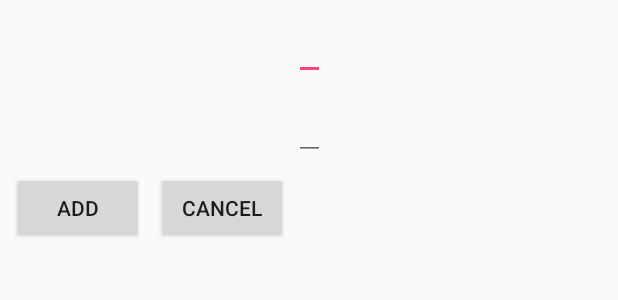
After one commit to filipao223/home-database, an Android app: the layout item_add_dialog.xml on its own in the app's theme, with its tools: preview values and no code run, on a phone screen of 412 x 824 dp. The commit adds this screen. Shown: the top 300 px of the screen. Run offline under Robolectric (Android 15) with nearby library versions, the phone set to English and light mode, and no system bars.

Commit message:
App gets items from server. Reads item from barcode and creates in database. Text hint "Nothing here..." doesnt disappear when there are items. Cards only visible after refresh when screen is touched.

```diff
--- a/app/build.gradle
+++ b/app/build.gradle
@@ -34,8 +34,13 @@ dependencies {
     implementation 'com.firebaseui:firebase-ui-auth:3.3.1'
     implementation 'com.google.firebase:firebase-auth:16.0.4'
     implementation 'com.google.firebase:firebase-core:16.0.4'
+
+    implementation "android.arch.core:runtime:1.1.1"
+    implementation "android.arch.core:common:1.1.1"
+
     testImplementation 'junit:junit:4.12'
     androidTestImplementation 'com.android.support.test:runner:1.0.2'
     androidTestImplementation 'com.android.support.test.espresso:espresso-core:3.0.2'
     implementation 'com.android.support:cardview-v7:26.1.0'
 }
+apply plugin: 'com.google.gms.google-services'
--- a/app/src/main/java/filipem/com/homedatabase/BarcodeCaptureActivity.java
+++ b/app/src/main/java/filipem/com/homedatabase/BarcodeCaptureActivity.java
@@ -413,5 +413,10 @@ public final class BarcodeCaptureActivity extends AppCompatActivity implements B
     @Override
     public void onBarcodeDetected(Barcode barcode) {
         Log.e(TAG, "Barcode detected");
+        Log.i(TAG, "(BarcodeCaptureActivity) Barcode detected is: " + barcode.rawValue);
+        Intent dataReturn = new Intent();
+        dataReturn.putExtra("Barcode", barcode);
+        setResult(RESULT_OK, dataReturn);
+        finish();
     }
 }
--- a/app/src/main/java/filipem/com/homedatabase/ItemsCardsAdapter.java
+++ b/app/src/main/java/filipem/com/homedatabase/ItemsCardsAdapter.java
@@ -29,7 +29,7 @@ public class ItemsCardsAdapter extends RecyclerView.Adapter<ItemsCardsAdapter.Ca
 
     @Override
     public void onBindViewHolder(CardViewHolder postsCardView, int i) {
-
+        postsCardView.itemName.setText(items.get(i).getItem_name());
     }
 
     @Override
@@ -46,9 +46,11 @@ public class ItemsCardsAdapter extends RecyclerView.Adapter<ItemsCardsAdapter.Ca
 
     public static class CardViewHolder extends RecyclerView.ViewHolder {
 
+        TextView itemName;
+
         CardViewHolder(View itemView) {
             super(itemView);
-
+            itemName = itemView.findViewById(R.id.home_card_item_name);
         }
     }
 }
--- /dev/null
+++ b/app/src/main/res/layout/item_add_dialog.xml
@@ -0,0 +1,52 @@
+<?xml version="1.0" encoding="utf-8"?>
+<android.support.constraint.ConstraintLayout
+    xmlns:android="http://schemas.android.com/apk/res/android"
+    xmlns:app="http://schemas.android.com/apk/res-auto"
+    xmlns:tools="http://schemas.android.com/tools"
+    android:layout_width="match_parent"
+    android:layout_height="match_parent">
+
+    <EditText
+        android:id="@+id/add_item_dialog_name"
+        android:layout_width="wrap_content"
+        android:layout_height="wrap_content"
+        android:layout_marginEnd="8dp"
+        android:layout_marginStart="8dp"
+        android:layout_marginTop="8dp"
+        android:text=""
+        app:layout_constraintEnd_toEndOf="parent"
+        app:layout_constraintStart_toStartOf="parent"
+        app:layout_constraintTop_toTopOf="parent" />
+
+    <EditText
+        android:id="@+id/add_item_dialog_quantity"
+        android:layout_width="wrap_content"
+        android:layout_height="wrap_content"
+        android:layout_marginEnd="8dp"
+        android:layout_marginStart="8dp"
+        android:layout_marginTop="8dp"
+        android:text=""
+        app:layout_constraintEnd_toEndOf="parent"
+        app:layout_constraintStart_toStartOf="parent"
+        app:layout_constraintTop_toBottomOf="@+id/add_item_dialog_name" />
+
+    <Button
+        android:id="@+id/add_item_dialog_confirm"
+        android:layout_width="wrap_content"
+        android:layout_height="wrap_content"
+        android:layout_marginStart="8dp"
+        android:layout_marginTop="8dp"
+        android:text="@string/add_dialog_button"
+        app:layout_constraintStart_toStartOf="parent"
+        app:layout_constraintTop_toBottomOf="@+id/add_item_dialog_quantity" />
+
+    <Button
+        android:id="@+id/add_item_dialog_cancel"
+        android:layout_width="wrap_content"
+        android:layout_height="wrap_content"
+        android:layout_marginStart="8dp"
+        android:layout_marginTop="8dp"
+        android:text="@string/add_dialog_cancel"
+        app:layout_constraintStart_toEndOf="@+id/add_item_dialog_confirm"
+        app:layout_constraintTop_toBottomOf="@+id/add_item_dialog_quantity" />
+</android.support.constraint.ConstraintLayout>
--- a/app/src/main/res/values/strings.xml
+++ b/app/src/main/res/values/strings.xml
@@ -11,4 +11,10 @@
     <string name="test_string">Test string</string>
     <string name="no_items">Nothing here, try adding some items</string>
     <string name="title_activity_login">Login</string>
+    <string name="item_name">Item name</string>
+    <string name="item_quantity">Item quantity</string>
+    <string name="add_dialog_button">Add</string>
+    <string name="add_dialog_cancel">Cancel</string>
+    <string name="item_name_hint">Item name</string>
+    <string name="item_quantity_hint">Item quantity</string>
 </resources>
--- a/build.gradle
+++ b/build.gradle
@@ -7,12 +7,12 @@ buildscript {
         jcenter()
     }
     dependencies {
-        classpath 'com.android.tools.build:gradle:3.1.4'
+        classpath 'com.android.tools.build:gradle:3.2.0'
 
 
         // NOTE: Do not place your application dependencies here; they belong
         // in the individual module build.gradle files
-        classpath 'com.google.gms:google-services:3.1.1'
+        classpath 'com.google.gms:google-services:4.0.2'
     }
 }
 
```
Also changed, not shown: app/src/main/AndroidManifest.xml (+6 -5 lines), app/src/main/java/filipem/com/homedatabase/Home.java (+230 -9 lines), app/src/main/java/filipem/com/homedatabase/Item.java (+11 -1 lines), app/src/main/java/filipem/com/homedatabase/Login.java (+14 -3 lines), gradle/wrapper/gradle-wrapper.properties.
